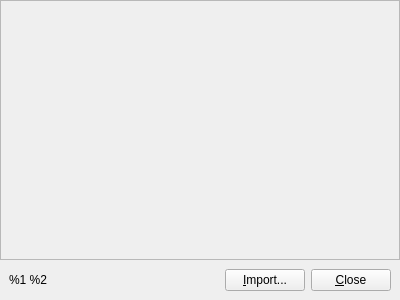
The window that ProfileInterface.ui (Syping/gta5sync) describes before a commit, drawn with Qt 5.
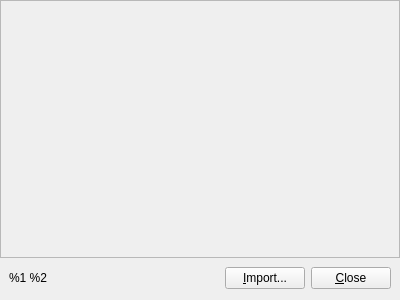
The same window after the commit. The open tabs and pages were chosen to show the change.

Commit message: ProfileInterface layout improvement?

Diff of the .ui file:
```diff
--- a/ProfileInterface.ui
+++ b/ProfileInterface.ui
@@ -26,9 +26,6 @@
    <property name="rightMargin">
     <number>0</number>
    </property>
-   <property name="bottomMargin">
-    <number>0</number>
-   </property>
    <item>
     <widget class="QStackedWidget" name="swProfile">
      <property name="currentIndex">
@@ -108,8 +105,8 @@
            <rect>
             <x>0</x>
             <y>0</y>
-            <width>98</width>
-            <height>28</height>
+            <width>398</width>
+            <height>256</height>
            </rect>
           </property>
           <layout class="QVBoxLayout" name="vlProfile">
@@ -160,9 +157,6 @@
      <property name="rightMargin">
       <number>9</number>
      </property>
-     <property name="bottomMargin">
-      <number>9</number>
-     </property>
      <item>
       <widget class="QLabel" name="labVersion">
        <property name="text">
```
